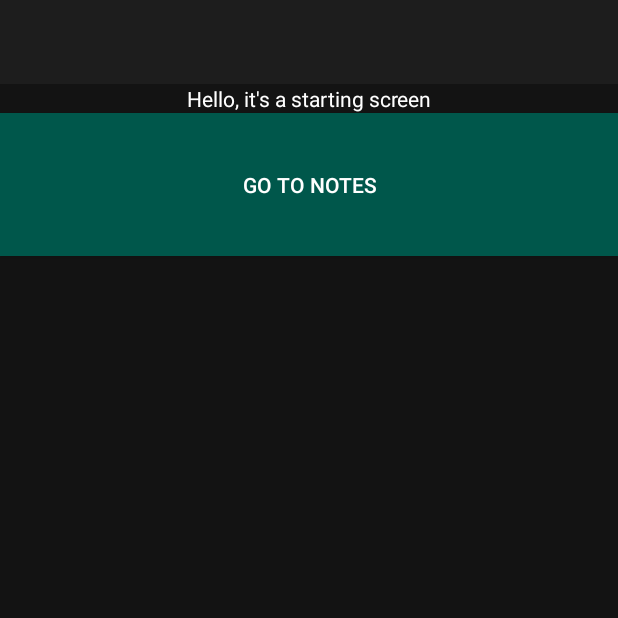
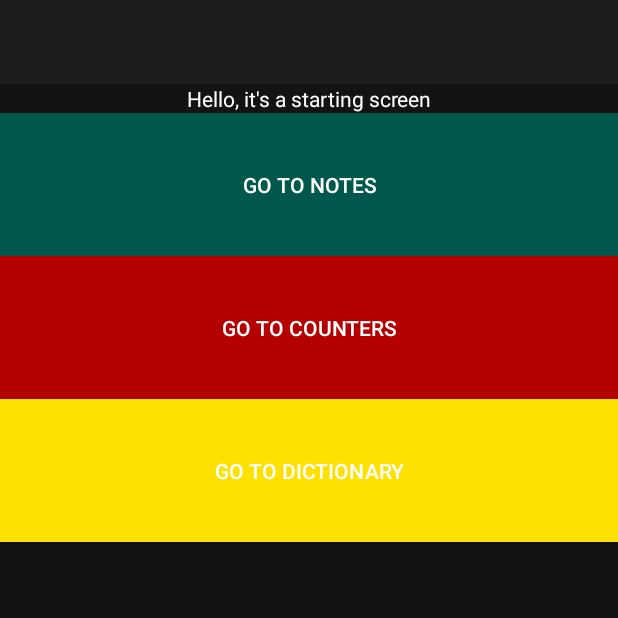
Before and after one commit to KrizzyK/LifeAssistant, an Android app: the screen it shows after launch (StartScreenActivity), on a phone screen of 412 x 824 dp, the top half of it. Run offline under Robolectric (Android 15) with nearby library versions, the light colour scheme and no system bars.

Commit message:
Dictionary(en, es) implemented fully.

```diff
--- a/app/src/main/java/com/example/lifeassistant/BaseDrawerActivity.java
+++ b/app/src/main/java/com/example/lifeassistant/BaseDrawerActivity.java
@@ -23,6 +23,7 @@ import androidx.core.view.GravityCompat;
 import androidx.drawerlayout.widget.DrawerLayout;
 
 import com.example.lifeassistant.Counter.CounterActivity;
+import com.example.lifeassistant.Dictionary.DictionaryActivity;
 import com.example.lifeassistant.Note.NoteListActivity;
 import com.google.android.material.navigation.NavigationView;
 
@@ -55,6 +56,10 @@ public class BaseDrawerActivity extends AppCompatActivity { // drawer and naviga
                         startActivity(new Intent(getApplicationContext(), CounterActivity.class));
                         finish();
                         break;
+                    case R.id.dictionary:
+                        startActivity(new Intent(getApplicationContext(), DictionaryActivity.class));
+                        finish();
+                        break;
 
                 }
                 drawerLayout.closeDrawer(GravityCompat.START, false);
--- a/app/src/main/java/com/example/lifeassistant/StartScreenActivity.java
+++ b/app/src/main/java/com/example/lifeassistant/StartScreenActivity.java
@@ -8,10 +8,12 @@ import android.widget.FrameLayout;
 
 import androidx.annotation.Nullable;
 
+import com.example.lifeassistant.Counter.CounterActivity;
+import com.example.lifeassistant.Dictionary.DictionaryActivity;
 import com.example.lifeassistant.Note.NoteListActivity;
 
 public class StartScreenActivity extends BaseDrawerActivity {
-    Button goToNotesButton;
+    Button goToNotesButton, goToCountersButton, goToDicionaryButton;
     @Override
     protected void onCreate(@Nullable Bundle savedInstanceState) {
         super.onCreate(savedInstanceState);
@@ -24,6 +26,20 @@ public class StartScreenActivity extends BaseDrawerActivity {
                 startActivity(new Intent(getApplicationContext(), NoteListActivity.class));
             }
         });
+        goToCountersButton = (Button) findViewById(R.id.startToCountersButton);
+        goToCountersButton.setOnClickListener(new View.OnClickListener() {
+            @Override
+            public void onClick(View view) {
+                startActivity(new Intent(getApplicationContext(), CounterActivity.class));
+            }
+        });
+        goToDicionaryButton = (Button) findViewById(R.id.startToDicionaryButton);
+        goToDicionaryButton.setOnClickListener(new View.OnClickListener() {
+            @Override
+            public void onClick(View view) {
+                startActivity(new Intent(getApplicationContext(), DictionaryActivity.class));
+            }
+        });
     }
 
     @Override
--- /dev/null
+++ b/app/src/main/res/layout/spinner_item.xml
@@ -0,0 +1,6 @@
+<?xml version="1.0" encoding="utf-8"?>
+<TextView xmlns:android="http://schemas.android.com/apk/res/android"
+    android:layout_width="match_parent"
+    android:layout_height="match_parent"
+    android:textColor="@color/textColor">
+</TextView>
--- a/app/src/main/res/layout/start_screen_layout.xml
+++ b/app/src/main/res/layout/start_screen_layout.xml
@@ -11,14 +11,28 @@
         android:layout_height="wrap_content"
         android:text="Hello, it's a starting screen"
         android:textAlignment="center"
-        android:textColor="@color/textColor"/>
+        android:textColor="@color/textColor" />
 
     <Button
         android:id="@+id/startToNotesButton"
         android:layout_width="match_parent"
         android:layout_height="95dp"
-        android:background="@color/primaryAppDarkColor"
+        android:background="@color/noteButtonColor"
         android:text="Go To Notes"
+        android:textColor="@color/textColor"/>
+    <Button
+        android:id="@+id/startToCountersButton"
+        android:layout_width="match_parent"
+        android:layout_height="95dp"
+        android:background="@color/counterButtonColor"
+        android:text="Go To Counters"
+        android:textColor="@color/textColor" />
+    <Button
+        android:id="@+id/startToDicionaryButton"
+        android:layout_width="match_parent"
+        android:layout_height="95dp"
+        android:background="@color/dictionaryButtonColor"
+        android:text="Go To Dictionary"
         android:textColor="@color/textColor" />
 
 </LinearLayout>
--- a/app/src/main/res/menu/drawer_menu.xml
+++ b/app/src/main/res/menu/drawer_menu.xml
@@ -4,15 +4,18 @@
     xmlns:tools="http://schemas.android.com/tools"
     tools:showIn="nav_view">
     <group android:checkableBehavior="single">
+        <item android:title="Home"
+            android:icon="@drawable/abc_vector_test"
+            android:id="@+id/startingScreen"/>
         <item android:title="Notes"
             android:icon="@color/colorAccent"
             android:id="@+id/notes"/>
-        <item android:title="Home"
-            android:icon="@drawable/abc_vector_test"
-            android:id="@+id/startingScreen"/>
         <item android:title="Counters"
             android:icon="@color/colorAccent"
             android:id="@+id/counters"/>
+        <item android:title="Dictionary"
+            android:icon="@color/colorAccent"
+            android:id="@+id/dictionary"/>
     </group>
 
     <item android:title="Druga grupa">
--- a/app/src/main/res/values/colors.xml
+++ b/app/src/main/res/values/colors.xml
@@ -8,4 +8,7 @@
     <color name="textColor">#FFFF</color>
     <color name="toolbarColor">#1D1D1D</color>
     <color name="counterColor">#1D1D1D</color>
+    <color name="noteButtonColor">#00574B</color>
+    <color name="counterButtonColor">#B40000</color>
+    <color name="dictionaryButtonColor">#FDE100</color>
 </resources>
```
Also changed, not shown: app/src/main/AndroidManifest.xml (+7 -1 lines), app/src/main/java/com/example/lifeassistant/Dictionary/DictionaryActivity.java (added, +108 -0 lines), app/src/main/java/com/example/lifeassistant/Dictionary/DictionaryRecAdapter.java (added, +56 -0 lines), app/src/main/java/com/example/lifeassistant/Dictionary/RequestHandler.java (added, +59 -0 lines), app/src/main/res/layout/dictionary_main.xml (added, +60 -0 lines), app/src/main/res/layout/single_definition_layout.xml (added, +9 -0 lines), app/src/main/res/values/strings.xml (+8 -0 lines), app/src/main/java/com/example/lifeassistant/Note/NoteRecAdapter.java (indentation only).
